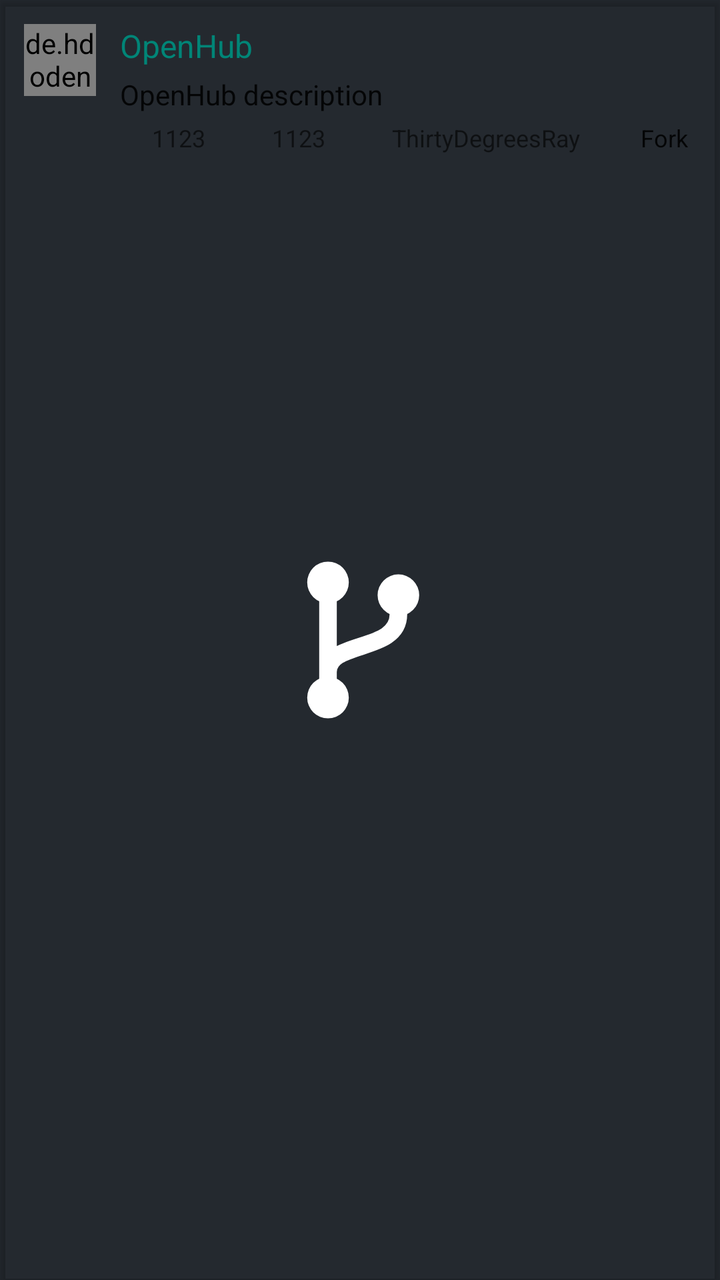
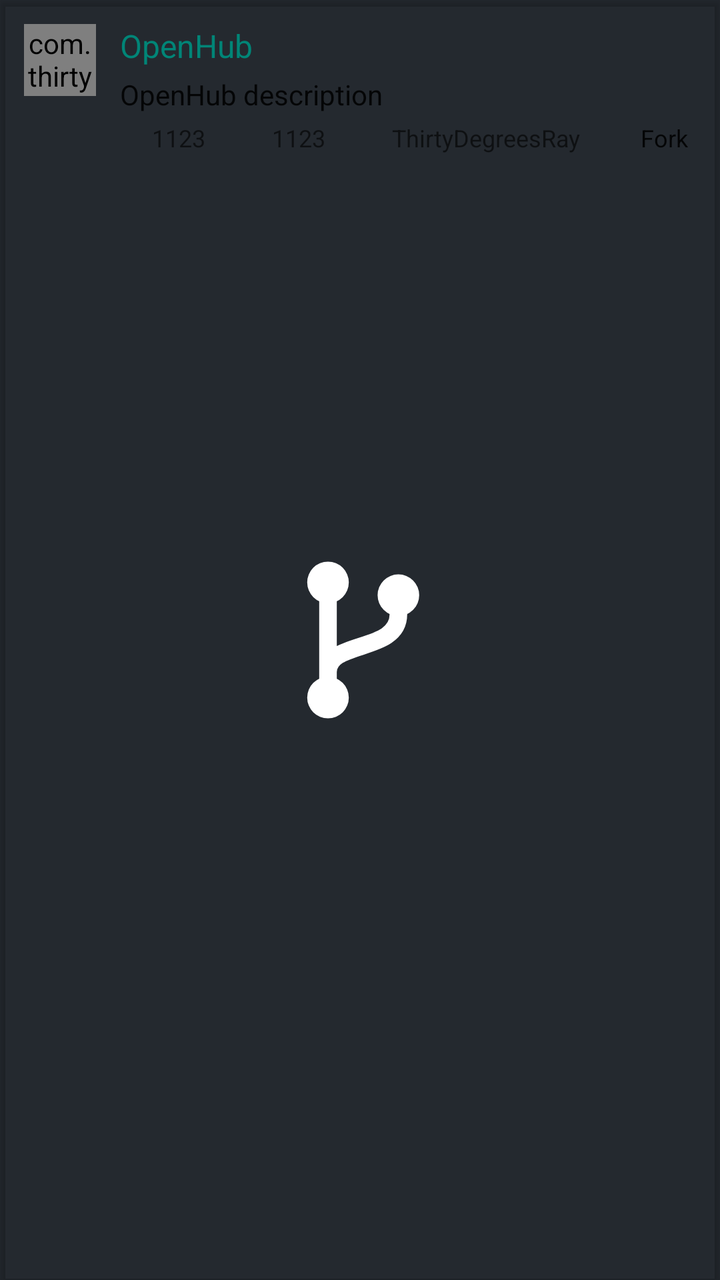

Two renders of the same Android screen: before a commit and after it. Below are the layout's source before the change and the commit's diff.
<!-- AndroidManifest.xml: application theme SplashTheme -->
<!-- res/layout/layout_item_trace_repository.xml -->
<?xml version="1.0" encoding="utf-8"?>
<androidx.cardview.widget.CardView
    xmlns:android="http://schemas.android.com/apk/res/android"
    xmlns:app="http://schemas.android.com/apk/res-auto"
    android:layout_width="match_parent"
    android:layout_height="wrap_content"
    android:layout_marginLeft="@dimen/card_view_horizontal_margin"
    android:layout_marginRight="@dimen/card_view_horizontal_margin"
    android:layout_marginTop="@dimen/card_view_vertical_margin"
    android:layout_marginBottom="@dimen/card_view_vertical_margin"
    android:background="?card_background"
    android:foreground="?android:attr/selectableItemBackground"
    app:cardBackgroundColor="?card_background"
    app:cardCornerRadius="@dimen/card_view_corner_radius">
    <LinearLayout
        android:layout_width="match_parent"
        android:layout_height="wrap_content"
        android:orientation="horizontal"
        android:padding="@dimen/spacing_normal">

        <de.hdodenhof.circleimageview.CircleImageView
            android:id="@+id/iv_user_avatar"
            android:layout_width="36dp"
            android:layout_height="36dp"
            android:background="?android:selectableItemBackgroundBorderless"/>

        <LinearLayout
            android:layout_width="match_parent"
            android:layout_height="wrap_content"
            android:orientation="vertical"
            android:layout_marginStart="@dimen/spacing_normal">
            <LinearLayout
                android:layout_width="match_parent"
                android:layout_height="wrap_content"
                android:orientation="horizontal">
                <TextView
                    android:id="@+id/tv_repo_name"
                    android:layout_width="wrap_content"
                    android:layout_height="wrap_content"
                    android:text="OpenHub"
                    android:textSize="@dimen/text_normal"
                    android:textColor="?colorAccent"/>
                <TextView
                    android:id="@+id/tv_language"
                    android:layout_width="0dp"
                    android:layout_height="wrap_content"
                    android:layout_weight="1"
                    android:gravity="end"
                    android:textSize="@dimen/text_mini"
                    android:textColor="?android:textColorSecondary"
                    android:layout_marginStart="@dimen/spacing_mini"
                    android:layout_gravity="top"/>
            </LinearLayout>

            <TextView
                android:id="@+id/tv_repo_description"
                android:layout_width="match_parent"
                android:layout_height="wrap_content"
                android:text="OpenHub description"
                android:textSize="@dimen/text_small"
                android:maxLines="4"
                android:paddingTop="@dimen/spacing_mini"
                android:paddingBottom="@dimen/spacing_mini"
                android:textColor="?android:textColorPrimary"/>
            <LinearLayout
                android:layout_width="match_parent"
                android:layout_height="wrap_content"
                android:orientation="horizontal">
                <LinearLayout
                    android:layout_width="0dp"
                    android:layout_height="wrap_content"
                    android:orientation="horizontal"
                    android:layout_weight="2"
                    android:gravity="center_vertical">
                    <androidx.appcompat.widget.AppCompatImageView
                        android:layout_width="12dp"
                        android:layout_height="12dp"
                        app:srcCompat="@drawable/ic_menu_star"
                        android:tint="?android:textColorSecondary"/>
                    <TextView
                        android:id="@+id/tv_star_num"
                        android:layout_width="wrap_content"
                        android:layout_height="wrap_content"
                        android:textSize="@dimen/text_mini"
                        android:textColor="?android:textColorSecondary"
                        android:text="1123"
                        android:layout_marginStart="@dimen/spacing_mini"/>
                </LinearLayout>
                <LinearLayout
                    android:layout_width="0dp"
                    android:layout_height="wrap_content"
                    android:orientation="horizontal"
                    android:layout_weight="2"
                    android:gravity="center_vertical">
                    <androidx.appcompat.widget.AppCompatImageView
                        android:layout_width="12dp"
                        android:layout_height="12dp"
                        app:srcCompat="@drawable/ic_fork"
                        android:tint="?android:textColorSecondary"/>
                    <TextView
                        android:id="@+id/tv_fork_num"
                        android:layout_width="wrap_content"
                        android:layout_height="wrap_content"
                        android:textSize="@dimen/text_mini"
                        android:textColor="?android:textColorSecondary"
                        android:text="1123"
                        android:layout_marginLeft="@dimen/spacing_mini"/>
                </LinearLayout>
                <LinearLayout
                    android:layout_width="0dp"
                    android:layout_height="wrap_content"
                    android:orientation="horizontal"
                    android:layout_weight="4"
                    android:gravity="center_vertical">
                    <androidx.appcompat.widget.AppCompatImageView
                        android:layout_width="12dp"
                        android:layout_height="12dp"
                        app:srcCompat="@drawable/ic_menu_person"
                        android:tint="?android:textColorSecondary"/>
                    <TextView
                        android:id="@+id/tv_owner_name"
                        android:layout_width="wrap_content"
                        android:layout_height="wrap_content"
                        android:textSize="@dimen/text_mini"
                        android:textColor="?android:textColorSecondary"
                        android:text="ThirtyDegreesRay"
                        android:layout_marginLeft="@dimen/spacing_mini"/>
                </LinearLayout>
                <LinearLayout
                    android:id="@+id/fork_mark"
                    android:layout_width="wrap_content"
                    android:layout_height="wrap_content"
                    android:orientation="horizontal"
                    android:gravity="center_vertical"
                    android:layout_marginLeft="@dimen/spacing_mini"
                    android:layout_marginRight="@dimen/spacing_mini">
                    <androidx.appcompat.widget.AppCompatImageView
                        android:layout_width="12dp"
                        android:layout_height="12dp"
                        app:srcCompat="@drawable/ic_fork"
                        android:tint="?android:textColorPrimary"/>
                    <TextView
                        android:layout_width="wrap_content"
                        android:layout_height="wrap_content"
                        android:textSize="@dimen/text_mini"
                        android:textColor="?android:textColorPrimary"
                        android:text="@string/fork_tag"
                        android:layout_marginStart="@dimen/spacing_mini"/>
                </LinearLayout>
            </LinearLayout>
        </LinearLayout>

    </LinearLayout>


</androidx.cardview.widget.CardView>
<!-- resources referenced by this layout -->
<resources>
  <dimen name="card_view_corner_radius">2dp</dimen>
  <dimen name="card_view_horizontal_margin">8dp</dimen>
  <dimen name="card_view_vertical_margin">4dp</dimen>
  <dimen name="spacing_mini">4dp</dimen>
  <dimen name="spacing_normal">12dp</dimen>
  <dimen name="text_mini">12sp</dimen>
  <dimen name="text_normal">16sp</dimen>
  <dimen name="text_small">14sp</dimen>
  <!-- drawable ic_fork (drawable) -->
  <vector xmlns:android="http://schemas.android.com/apk/res/android"
          android:width="16dp"
          android:height="16dp"
          android:viewportWidth="16.0"
          android:viewportHeight="16.0">
      <path
          android:fillColor="?attr/icon_color"
          android:pathData="M8 1a1.993 1.993 0 0 0-1 3.72V6L5 8 3 6V4.72A1.993 1.993 0 0 0 2 1a1.993 1.993 0 0 0-1 3.72V6.5l3 3v1.78A1.993 1.993 0 0 0 5 15a1.993 1.993 0 0 0 1-3.72V9.5l3-3V4.72A1.993 1.993 0 0 0 8 1zM2 4.2C1.34 4.2.8 3.65.8 3c0-.65.55-1.2 1.2-1.2.65 0 1.2.55 1.2 1.2 0 .65-.55 1.2-1.2 1.2zm3 10c-.66 0-1.2-.55-1.2-1.2 0-.65.55-1.2 1.2-1.2.65 0 1.2.55 1.2 1.2 0 .65-.55 1.2-1.2 1.2zm3-10c-.66 0-1.2-.55-1.2-1.2 0-.65.55-1.2 1.2-1.2.65 0 1.2.55 1.2 1.2 0 .65-.55 1.2-1.2 1.2z"/>
  </vector>
  <!-- drawable ic_menu_person (drawable) -->
  <vector xmlns:android="http://schemas.android.com/apk/res/android"
          android:width="24dp"
          android:height="24dp"
          android:viewportWidth="24.0"
          android:viewportHeight="24.0">
      <path
          android:fillColor="?attr/icon_color"
          android:pathData="M12,12c2.21,0 4,-1.79 4,-4s-1.79,-4 -4,-4 -4,1.79 -4,4 1.79,4 4,4zM12,14c-2.67,0 -8,1.34 -8,4v2h16v-2c0,-2.66 -5.33,-4 -8,-4z"/>
  </vector>
  <!-- drawable ic_menu_star (drawable) -->
  <vector xmlns:android="http://schemas.android.com/apk/res/android"
          android:width="24dp"
          android:height="24dp"
          android:viewportWidth="24.0"
          android:viewportHeight="24.0">
      <path
          android:fillColor="?attr/icon_color"
          android:pathData="M12,17.27L18.18,21l-1.64,-7.03L22,9.24l-7.19,-0.61L12,2 9.19,8.63 2,9.24l5.46,4.73L5.82,21z"/>
  </vector>
  <string name="fork_tag">Fork</string>
  <style name="SplashTheme" parent="Theme.AppCompat.Light.NoActionBar">
          
          <item name="android:statusBarColor">@color/transparent</item>
          
          <item name="android:windowBackground">@drawable/splash_screen_drawable</item>
          
      </style>
  <color name="transparent">#00FFFFFF</color>
  <!-- drawable splash_screen_drawable (drawable) -->
  <layer-list xmlns:android="http://schemas.android.com/apk/res/android">
      <item>
          <shape>
              <solid android:color="@color/logo_background"/>
          </shape>
      </item>
      <item
          android:width="144dp"
          android:height="144dp"
          android:gravity="center">
          <vector
              android:width="144dp"
              android:height="144dp"
              android:viewportWidth="108"
              android:viewportHeight="108">
              <group
                  android:pivotX="54"
                  android:pivotY="54"
                  android:scaleX="1.2"
                  android:scaleY="1.2">
                  <path
                      android:pathData="M44,40 L44,68 M66,46 C66,58 44,54 44,64"
                      android:strokeColor="#FFFFFF"
                      android:strokeWidth="5.5"
                      android:strokeLineCap="round"/>
                  <path
                      android:fillColor="#FFFFFF"
                      android:pathData="M37.5,36 a6.5,6.5 0 1,0 13,0 a6.5,6.5 0 1,0 -13,0 Z M37.5,72 a6.5,6.5 0 1,0 13,0 a6.5,6.5 0 1,0 -13,0 Z M59.5,40 a6.5,6.5 0 1,0 13,0 a6.5,6.5 0 1,0 -13,0 Z"/>
              </group>
          </vector>
      </item>
  </layer-list>
  <color name="logo_background">#24292F</color>
</resources>

<!-- the commit's change to res/layout/layout_item_trace_repository.xml (unified diff, before → after) -->
@@ -18,7 +18,7 @@
         android:orientation="horizontal"
         android:padding="@dimen/spacing_normal">
 
-        <de.hdodenhof.circleimageview.CircleImageView
+        <com.thirtydegreesray.openhub.ui.widget.CircleImageView
             android:id="@+id/iv_user_avatar"
             android:layout_width="36dp"
             android:layout_height="36dp"
